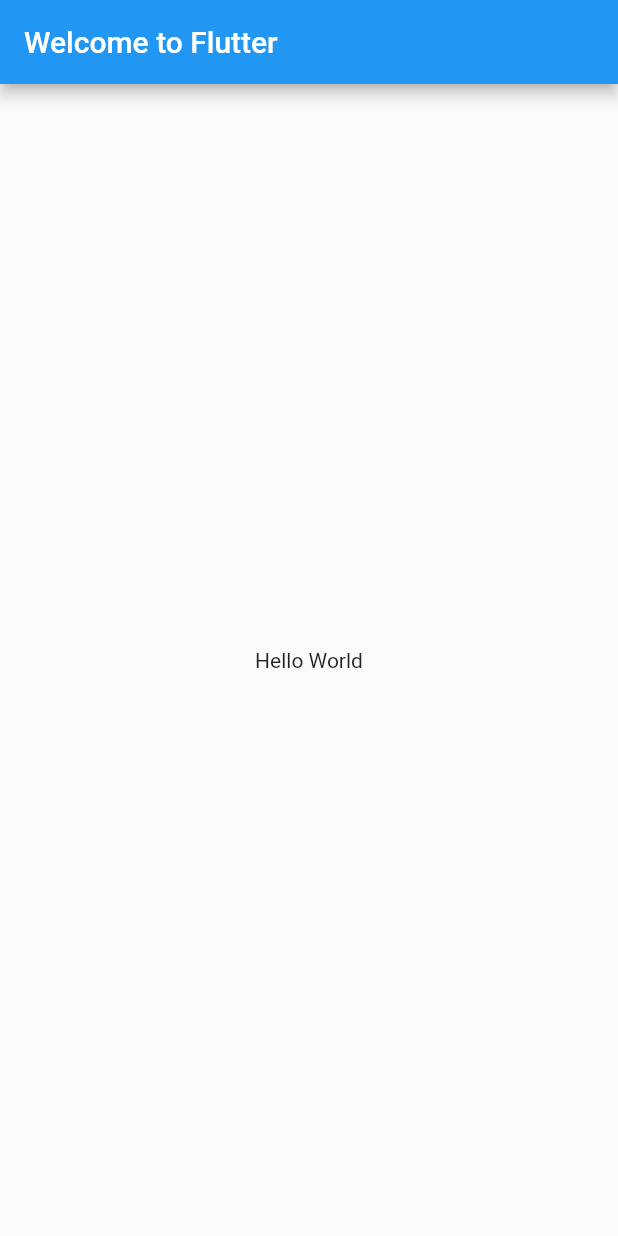
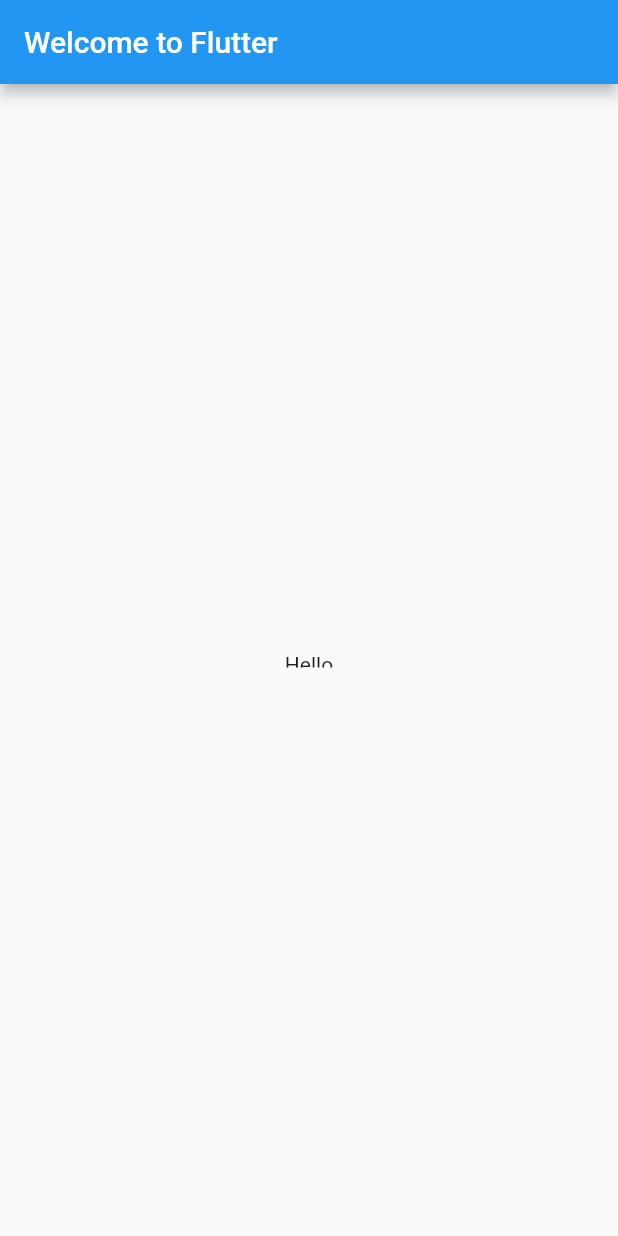
Before and after one commit to ocalvet/flutter-101, a Flutter app: the screen it shows after launch, on a phone screen of 412 x 824 dp. Run offline on Flutter 3.47's test engine with Material 2 defaults, Android fonts, the phone set to English and light mode, and no system bars.

Commit message:
Extract text into its own widget

```diff
--- a/lib/main.dart
+++ b/lib/main.dart
@@ -1,6 +1,16 @@
 import 'package:flutter/material.dart';
 
 void main() => runApp(MyApp());
+
+class HelloText extends StatelessWidget {
+  @override
+  Widget build(BuildContext context) {
+    return Container(
+      height: 10.0,
+      child: Text('Hello'),
+    );
+  }
+}
 
 class MyApp extends StatelessWidget {
   @override
@@ -12,7 +22,7 @@ class MyApp extends StatelessWidget {
           title: Text('Welcome to Flutter'),
         ),
         body: Center(
-          child: Text('Hello World'),
+          child: HelloText(),
         ),
       ),
     );
```
